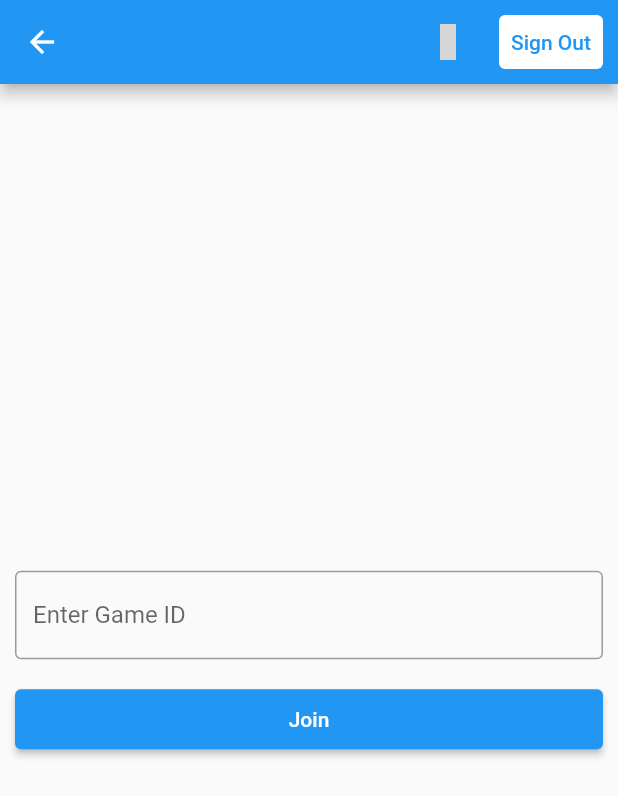
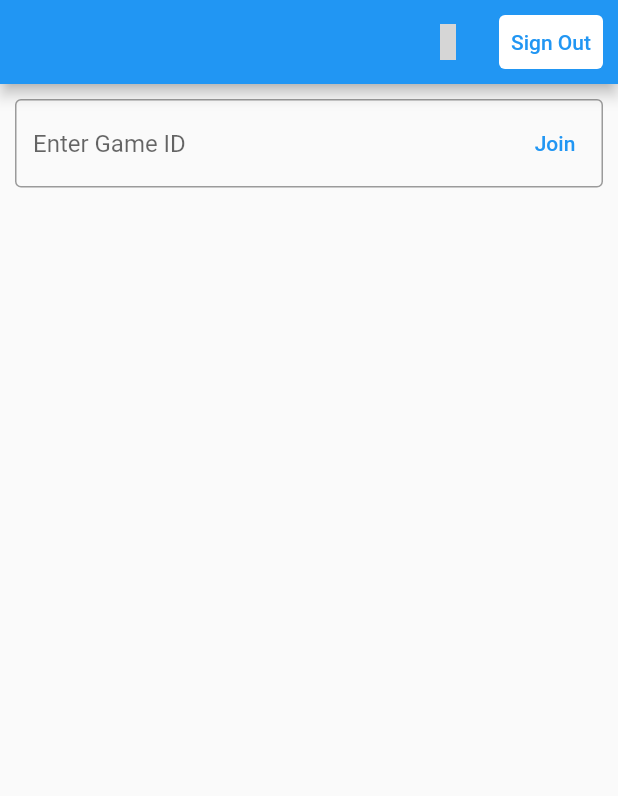
Before and after one commit to halilyaman/draw_guess, a Flutter app: the HomePage screen opened by its route, on a phone screen of 412 x 824 dp. Shown: the top 796 px of the screen. Run offline on Flutter 3.47's test engine with Material 2 defaults, Android fonts, the phone set to English and light mode, and no system bars; our stand-ins replace auto_route, cloud_firestore, dartz, device_preview, firebase_auth, firebase_core and 7 more; accounts and stored records are empty; grey boxes are pictures that could not be loaded.

Commit message:
Show create game popup using auto route.

```diff
--- a/lib/authentication/infrastructure/firebase_authenticator.dart
+++ b/lib/authentication/infrastructure/firebase_authenticator.dart
@@ -1,5 +1,4 @@
 import 'package:draw_guess/core/core.dart';
-import 'package:draw_guess/core/shared/typedefs.dart';
 
 class FirebaseAuthenticator {
   FirebaseAuthenticator(
--- a/lib/core/core.dart
+++ b/lib/core/core.dart
@@ -13,6 +13,7 @@ export 'package:material_design_icons_flutter/material_design_icons_flutter.dart
 export 'package:flash/flash.dart';
 export 'package:firebase_storage/firebase_storage.dart';
 export 'dart:async' hide AsyncError;
+export 'package:auto_route/auto_route.dart';
 
 
 // internal files
@@ -35,3 +36,5 @@ export 'package:draw_guess/core/presentation/widgets/keyboard_unfocus_widget.dar
 export 'package:draw_guess/core/presentation/widgets/custom_text_field.dart';
 export 'package:draw_guess/core/presentation/widgets/loading_indicator.dart';
 export 'package:draw_guess/core/presentation/widgets/upload_task_popup.dart';
+export 'package:draw_guess/core/presentation/widgets/expand_horizontally.dart';
+export 'package:draw_guess/core/presentation/widgets/router_dialog_wrapper.dart';
--- a/lib/core/presentation/app.dart
+++ b/lib/core/presentation/app.dart
@@ -24,7 +24,7 @@ class DrawGuessApp extends HookConsumerWidget {
             ref.watch(authNotifierProvider).when(
                   initial: () => const SplashRoute(),
                   inProgress: () => const SplashRoute(),
-                  authenticated: () => const HomeRoute(),
+                  authenticated: () => const HomeRouter(),
                   unauthenticated: () => const SignInRoute(),
                   failure: (_) => const SignInRoute(),
                 ),
--- a/lib/core/presentation/app_colors.dart
+++ b/lib/core/presentation/app_colors.dart
@@ -6,4 +6,5 @@ class AppColors {
   static const grey = Colors.grey;
   static const white = Colors.white;
   static const black = Colors.black;
+  static const transparent = Colors.transparent;
 }
--- a/lib/core/presentation/popups.dart
+++ b/lib/core/presentation/popups.dart
@@ -1,4 +1,5 @@
 import 'package:draw_guess/core/core.dart';
+import 'package:draw_guess/game/game.dart';
 
 class Popup {
   Popup._() {
--- a/lib/core/presentation/widgets/custom_text_field.dart
+++ b/lib/core/presentation/widgets/custom_text_field.dart
@@ -5,10 +5,12 @@ class CustomTextField extends StatelessWidget {
     Key? key,
     this.hintText,
     this.controller,
+    this.suffixIcon,
   }) : super(key: key);
 
   final TextEditingController? controller;
   final String? hintText;
+  final Widget? suffixIcon;
 
   @override
   Widget build(BuildContext context) {
@@ -17,6 +19,7 @@ class CustomTextField extends StatelessWidget {
       decoration: InputDecoration(
         border: const OutlineInputBorder(),
         hintText: hintText,
+        suffixIcon: suffixIcon,
       ),
     );
   }
--- a/lib/game/game.dart
+++ b/lib/game/game.dart
@@ -1,2 +1,4 @@
 export 'package:draw_guess/game/domain/game_room.dart';
 export 'package:draw_guess/game/domain/player.dart';
+export 'package:draw_guess/game/presentation/create_game_dialog_page.dart';
+export 'package:draw_guess/game/presentation/join_game_widget.dart';
--- /dev/null
+++ b/lib/game/presentation/join_game_widget.dart
@@ -0,0 +1,20 @@
+import 'package:draw_guess/core/core.dart';
+
+class JoinGameWidget extends HookWidget {
+  const JoinGameWidget({
+    Key? key,
+  }) : super(key: key);
+
+  @override
+  Widget build(BuildContext context) {
+    final gameIdController = useTextEditingController();
+    return CustomTextField(
+      hintText: 'Enter Game ID',
+      controller: gameIdController,
+      suffixIcon: TextButton(
+        onPressed: () {},
+        child: const Text('Join'),
+      ),
+    );
+  }
+}
--- a/lib/home/presentation/home_page.dart
+++ b/lib/home/presentation/home_page.dart
@@ -1,5 +1,6 @@
 import 'package:draw_guess/authentication/authentication.dart';
 import 'package:draw_guess/core/core.dart';
+import 'package:draw_guess/game/game.dart';
 
 class HomePage extends StatelessWidget {
   const HomePage({Key? key}) : super(key: key);
@@ -19,7 +20,7 @@ class HomePage extends StatelessWidget {
         ),
         body: const Padding(
           padding: AppPadding.all(),
-          child: _JoinGameByIdWidget(),
+          child: JoinGameWidget(),
         ),
       ),
     );
@@ -36,36 +37,8 @@ class _CreateGameButton extends StatelessWidget {
     return IconButton(
       icon: const Icon(MdiIcons.plusCircle),
       onPressed: () {
-        Popup.instance.showSuccessPopup();
+        AutoRouter.of(context).push(const CreateGameDialogRoute());
       },
     );
   }
 }
-
-class _JoinGameByIdWidget extends HookWidget {
-  const _JoinGameByIdWidget({
-    Key? key,
-  }) : super(key: key);
-
-  @override
-  Widget build(BuildContext context) {
-    final gameIdController = useTextEditingController();
-    return Column(
-      mainAxisAlignment: MainAxisAlignment.center,
-      children: [
-        CustomTextField(
-          hintText: 'Enter Game ID',
-          controller: gameIdController,
-        ),
-        const EmptyHeight() * 2,
-        ConstrainedBox(
-          constraints: const BoxConstraints.expand(height: 40.0),
-          child: ElevatedButton(
-            onPressed: () {},
-            child: const Text('Join'),
-          ),
-        ),
-      ],
-    );
-  }
-}
```
Also changed, not shown: lib/core/presentation/widgets/expand_horizontally.dart (added, +20 -0 lines), lib/core/presentation/widgets/router_dialog_wrapper.dart (added, +54 -0 lines), lib/core/shared/app_router.dart (+16 -1 lines), lib/game/presentation/create_game_dialog_page.dart (added, +36 -0 lines), lib/core/shared/app_router.gr.dart.
